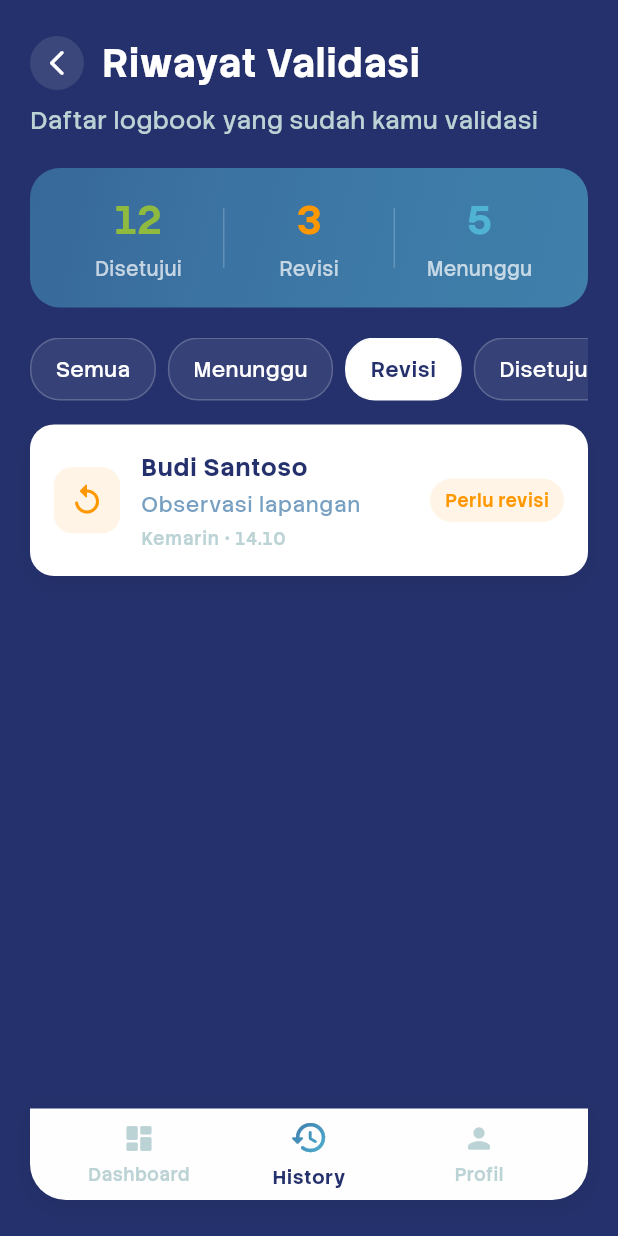
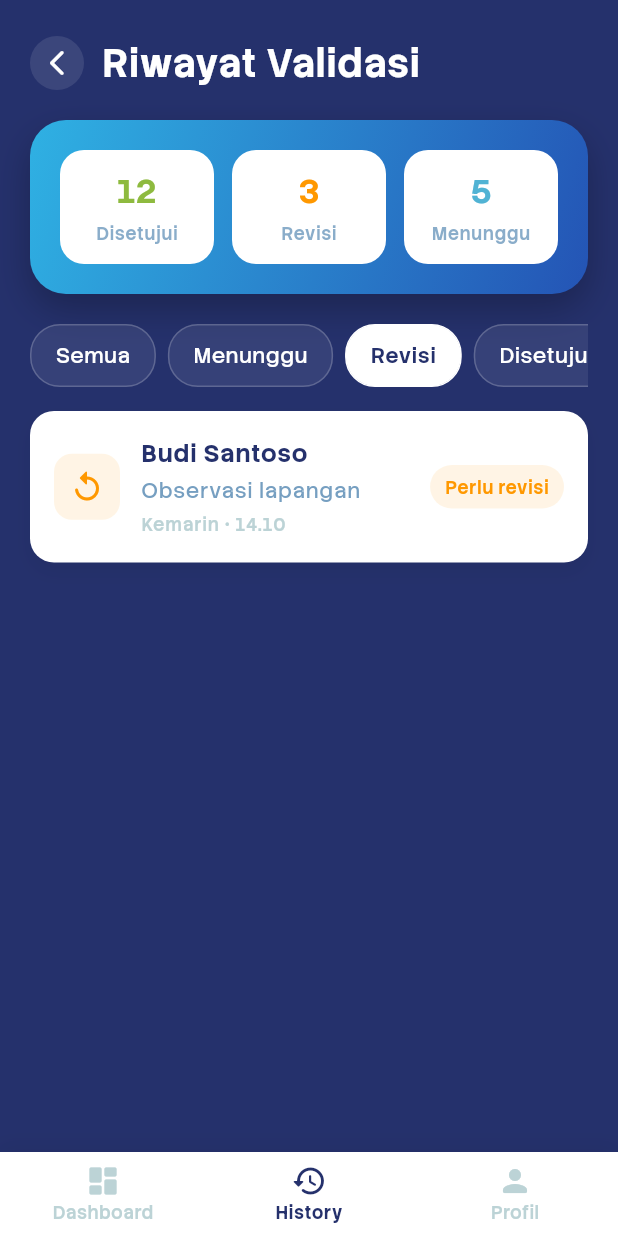
Before and after one commit to jadennatha/SistemBimbinganMagang, a Flutter app: the DosenHomeShell screen opened by its route, item 2 of the bottom bar chosen, after a tap on "Revisi", on a phone screen of 412 x 824 dp. Run offline on Flutter 3.47's test engine with Material 3 defaults, Android fonts, the phone set to English and light mode, and no system bars; our stand-ins replace cloud_firestore, firebase_auth, firebase_core; accounts and stored records are empty.

Commit message:
Update Tampilan Dosen Pembimbing

```diff
--- a/lib/features/dosen/presentation/dosen_dashboard_content.dart
+++ b/lib/features/dosen/presentation/dosen_dashboard_content.dart
@@ -109,7 +109,7 @@ class _DosenDashboardContentState extends State<DosenDashboardContent>
         bottom: false,
         child: SingleChildScrollView(
           physics: const AlwaysScrollableScrollPhysics(),
-          padding: const EdgeInsets.fromLTRB(20, 32, 20, 100),
+          padding: const EdgeInsets.fromLTRB(20, 32, 20, 40),
           child: Column(
             crossAxisAlignment: CrossAxisAlignment.start,
             children: [
@@ -135,25 +135,30 @@ class _DosenDashboardContentState extends State<DosenDashboardContent>
                             fontWeight: FontWeight.w700,
                           ),
                         ),
+                        const SizedBox(height: 4),
+                        Row(
+                          children: [
                             if (_nip.isNotEmpty) ...[
-                          const SizedBox(height: 4),
                               Text(
                                 'NIP: $_nip',
                                 style: textTheme.bodySmall?.copyWith(
                                   color: AppColors.blueGrey,
                                 ),
                               ),
+                              const SizedBox(width: 8),
+                              Container(
+                                width: 1,
+                                height: 12,
+                                color: AppColors.blueGrey.withOpacity(0.5),
+                              ),
+                              const SizedBox(width: 8),
                             ],
-                        const SizedBox(height: 6),
-                        Row(
-                          mainAxisSize: MainAxisSize.min,
-                          children: [
                             const Icon(
                               Icons.verified,
                               size: 14,
                               color: AppColors.greenArrow,
                             ),
-                            const SizedBox(width: 6),
+                            const SizedBox(width: 4),
                             Text(
                               roleLabel,
                               style: textTheme.labelSmall?.copyWith(
@@ -264,35 +269,11 @@ class _DosenDashboardContentState extends State<DosenDashboardContent>
           const SizedBox(height: 20),
           Row(
             children: [
-              _buildMiniStat(
-                context,
-                'Disetujui',
-                '12',
-                AppColors.greenArrow,
-                () {
-                  Navigator.of(context).push(
-                    MaterialPageRoute(
-                      builder: (_) =>
-                          const DosenHistoryScreen(initialFilter: 'Disetujui'),
-                    ),
-                  );
-                },
-              ),
+              _buildMiniStat(context, 'Disetujui', '12', AppColors.greenArrow),
               const SizedBox(width: 12),
-              _buildMiniStat(context, 'Revisi', '3', Colors.orange, () {
-                Navigator.of(context).push(
-                  MaterialPageRoute(
-                    builder: (_) =>
-                        const DosenHistoryScreen(initialFilter: 'Revisi'),
-                  ),
-                );
-              }),
+              _buildMiniStat(context, 'Revisi', '3', Colors.orange),
               const SizedBox(width: 12),
-              _buildMiniStat(context, 'Mahasiswa', '8', AppColors.blueBook, () {
-                ScaffoldMessenger.of(context).showSnackBar(
-                  const SnackBar(content: Text('Fitur belum tersedia')),
-                );
-              }),
+              _buildMiniStat(context, 'Mahasiswa', '8', AppColors.blueBook),
             ],
           ),
         ],
@@ -305,18 +286,14 @@ class _DosenDashboardContentState extends State<DosenDashboardContent>
     String label,
     String value,
     Color color,
-    VoidCallback onTap,
   ) {
     return Expanded(
-      child: Material(
+      child: Container(
+        padding: const EdgeInsets.symmetric(vertical: 12, horizontal: 8),
+        decoration: BoxDecoration(
           color: Colors.white,
           borderRadius: BorderRadius.circular(16),
-        child: InkWell(
-          onTap: onTap,
-          borderRadius: BorderRadius.circular(16),
-          child: Container(
-            padding: const EdgeInsets.symmetric(vertical: 12, horizontal: 8),
-            decoration: BoxDecoration(borderRadius: BorderRadius.circular(16)),
+        ),
         child: Column(
           children: [
             Text(
@@ -337,8 +314,6 @@ class _DosenDashboardContentState extends State<DosenDashboardContent>
               ),
             ),
           ],
-            ),
-          ),
         ),
       ),
     );
@@ -499,6 +474,22 @@ class _DosenDashboardContentState extends State<DosenDashboardContent>
             time: '3 jam lalu',
             color: Colors.orange,
           ),
+          const SizedBox(height: 12),
+          _buildActivityItem(
+            icon: Icons.check_circle_outline,
+            title: 'Logbook disetujui',
+            subtitle: 'Rian - Implementasi fitur',
+            time: 'Yesterday',
+            color: AppColors.greenArrow,
+          ),
+          const SizedBox(height: 12),
+          _buildActivityItem(
+            icon: Icons.edit_note_rounded,
+            title: 'Logbook baru',
+            subtitle: 'Siti - Testing aplikasi',
+            time: '2 days ago',
+            color: AppColors.blueBook,
+          ),
         ],
       ),
     );
@@ -540,16 +531,32 @@ class _DosenDashboardContentState extends State<DosenDashboardContent>
               Text(
                 subtitle,
                 style: TextStyle(
-                  color: AppColors.navy.withOpacity(0.6),
+                  color: AppColors.navy.withOpacity(0.8), // Darker opacity
                   fontSize: 12,
                 ),
               ),
             ],
           ),
         ),
+        Row(
+          mainAxisSize: MainAxisSize.min,
+          crossAxisAlignment: CrossAxisAlignment.center,
+          children: [
+            Icon(
+              Icons.calendar_today_rounded,
+              size: 12,
+              color: AppColors.navy.withOpacity(0.6), // Darker icon
+            ),
+            const SizedBox(width: 4),
             Text(
               time,
-          style: const TextStyle(color: AppColors.blueGrey, fontSize: 11),
+              style: TextStyle(
+                color: AppColors.navy.withOpacity(0.6), // Darker text
+                fontSize: 11,
+                fontWeight: FontWeight.w500,
+              ),
+            ),
+          ],
         ),
       ],
     );
--- a/lib/features/dosen/presentation/dosen_floating_navbar.dart
+++ /dev/null
@@ -1,194 +0,0 @@
-import 'package:flutter/material.dart';
-import '../../../app/app_colors.dart';
-
-class DosenFloatingNavbar extends StatelessWidget {
-  const DosenFloatingNavbar({
-    super.key,
-    required this.currentIndex,
-    required this.onChanged,
-  });
-
-  final int currentIndex;
-  final ValueChanged<int> onChanged;
-
-  static const List<_NavItemData> items = [
-    _NavItemData(
-      icon: Icons.dashboard_rounded,
-      label: 'Dashboard',
-      accent1: AppColors.blueBook,
-      accent2: AppColors.greenArrow,
-    ),
-    _NavItemData(
-      icon: Icons.history_rounded,
-      label: 'History',
-      accent1: AppColors.navy,
-      accent2: AppColors.blueBook,
-    ),
-    _NavItemData(
-      icon: Icons.person_rounded,
-      label: 'Profil',
-      accent1: AppColors.blueGrey,
-      accent2: AppColors.blueBook,
-    ),
-  ];
-
-  @override
-  Widget build(BuildContext context) {
-    return Container(
-      width: double.infinity,
-      padding: const EdgeInsets.symmetric(horizontal: 16, vertical: 8),
-      decoration: BoxDecoration(
-        color: AppColors.white,
-        borderRadius: const BorderRadius.only(
-          topLeft: Radius.circular(0),
-          topRight: Radius.circular(0),
-          bottomLeft: Radius.circular(24),
-          bottomRight: Radius.circular(24),
-        ),
-        boxShadow: [
-          BoxShadow(
-            color: Colors.black.withOpacity(0.08),
-            blurRadius: 12,
-            offset: const Offset(0, 4),
-          ),
-        ],
-      ),
-      child: Row(
-        children: List.generate(items.length, (index) {
-          final data = items[index];
-          final bool selected = index == currentIndex;
-
-          return Expanded(
-            child: _NavItem(
-              data: data,
-              selected: selected,
-              onTap: () => onChanged(index),
-            ),
-          );
-        }),
-      ),
-    );
-  }
-}
-
-class _NavItemData {
-  const _NavItemData({
-    required this.icon,
-    required this.label,
-    required this.accent1,
-    required this.accent2,
-  });
-
-  final IconData icon;
-  final String label;
-  final Color accent1;
-  final Color accent2;
-}
-
-class _NavItem extends StatefulWidget {
-  const _NavItem({
-    required this.data,
-    required this.selected,
-    required this.onTap,
-  });
-
-  final _NavItemData data;
-  final bool selected;
-  final VoidCallback onTap;
-
-  @override
-  State<_NavItem> createState() => _NavItemState();
-}
-
-class _NavItemState extends State<_NavItem>
-    with SingleTickerProviderStateMixin {
-  late final AnimationController _controller;
-  late final Animation<double> _scale;
-
-  @override
-  void initState() {
-    super.initState();
-    _controller = AnimationController(
-      vsync: this,
-      duration: const Duration(milliseconds: 180),
-      value: widget.selected ? 1.0 : 0.0,
-    );
-    _scale = Tween<double>(
-      begin: 1.0,
-      end: 1.08,
-    ).animate(CurvedAnimation(parent: _controller, curve: Curves.easeOutCubic));
-  }
-
-  @override
-  void didUpdateWidget(covariant _NavItem oldWidget) {
-    super.didUpdateWidget(oldWidget);
-    if (!oldWidget.selected && widget.selected) {
-      _controller.forward(from: 0.0);
-    } else if (oldWidget.selected && !widget.selected) {
-      _controller.reverse();
-    }
-  }
-
-  @override
-  void dispose() {
-    _controller.dispose();
-    super.dispose();
-  }
-
-  @override
-  Widget build(BuildContext context) {
-    final Color textColor = widget.selected
-        ? AppColors.navyDark
-        : AppColors.blueGrey;
-
-    return GestureDetector(
-      onTap: widget.onTap,
-      child: ScaleTransition(
-        scale: _scale,
-        child: Column(
-          mainAxisSize: MainAxisSize.min,
-          children: [
-            _ColoredIcon(data: widget.data, selected: widget.selected),
-            const SizedBox(height: 4),
-            Text(
-              widget.data.label,
-              maxLines: 1,
-              overflow: TextOverflow.ellipsis,
-              style: TextStyle(
-                fontSize: 11,
-                color: textColor,
-                fontWeight: widget.selected ? FontWeight.w700 : FontWeight.w500,
-              ),
-            ),
-          ],
-        ),
-      ),
-    );
-  }
-}
-
-class _ColoredIcon extends StatelessWidget {
-  const _ColoredIcon({required this.data, required this.selected});
-
-  final _NavItemData data;
-  final bool selected;
-
-  @override
-  Widget build(BuildContext context) {
-    if (!selected) {
-      return Icon(data.icon, size: 22, color: AppColors.blueGrey);
-    }
-
-    return ShaderMask(
-      shaderCallback: (Rect bounds) {
-        return LinearGradient(
-          colors: [data.accent1, data.accent2],
-          begin: Alignment.topLeft,
-          end: Alignment.bottomRight,
-        ).createShader(bounds);
-      },
-      blendMode: BlendMode.srcIn,
-      child: Icon(data.icon, size: 24, color: Colors.white),
-    );
-  }
-}
--- a/lib/features/dosen/presentation/dosen_history_screen.dart
+++ b/lib/features/dosen/presentation/dosen_history_screen.dart
@@ -109,13 +109,6 @@ class _DosenHistoryScreenState extends State<DosenHistoryScreen>
                     ),
                   ],
                 ),
-                const SizedBox(height: 8),
-                Text(
-                  'Daftar logbook yang sudah kamu validasi',
-                  style: textTheme.bodyMedium?.copyWith(
-                    color: AppColors.blueGrey,
-                  ),
-                ),
 
                 const SizedBox(height: 20),
 
@@ -202,24 +195,29 @@ class _DosenHistoryScreenState extends State<DosenHistoryScreen>
 
   Widget _buildStatsBar(TextTheme textTheme) {
     return Container(
-      padding: const EdgeInsets.all(16),
+      width: double.infinity,
+      padding: const EdgeInsets.all(20),
       decoration: BoxDecoration(
-        gradient: LinearGradient(
-          colors: [
-            AppColors.navy.withOpacity(0.8),
-            AppColors.blueBook.withOpacity(0.6),
-          ],
+        borderRadius: BorderRadius.circular(24),
+        gradient: const LinearGradient(
+          colors: [Color(0xFF2FB1E3), Color(0xFF2454B5)],
           begin: Alignment.topLeft,
           end: Alignment.bottomRight,
         ),
-        borderRadius: BorderRadius.circular(20),
+        boxShadow: [
+          BoxShadow(
+            color: Colors.black.withOpacity(0.25),
+            blurRadius: 20,
+            offset: const Offset(0, 10),
+          ),
+        ],
       ),
       child: Row(
         children: [
           _buildStatItem('12', 'Disetujui', AppColors.greenArrow),
-          _buildDivider(),
+          const SizedBox(width: 12),
           _buildStatItem('3', 'Revisi', Colors.orange),
-          _buildDivider(),
+          const SizedBox(width: 12),
           _buildStatItem('5', 'Menunggu', AppColors.blueBook),
         ],
       ),
@@ -228,13 +226,19 @@ class _DosenHistoryScreenState extends State<DosenHistoryScreen>
 
   Widget _buildStatItem(String value, String label, Color color) {
     return Expanded(
+      child: Container(
+        padding: const EdgeInsets.symmetric(vertical: 12, horizontal: 8),
+        decoration: BoxDecoration(
+          color: Colors.white,
+          borderRadius: BorderRadius.circular(16),
+        ),
         child: Column(
           children: [
             Text(
               value,
               style: TextStyle(
                 color: color,
-              fontSize: 24,
+                fontSize: 20,
                 fontWeight: FontWeight.w700,
               ),
             ),
@@ -242,20 +246,14 @@ class _DosenHistoryScreenState extends State<DosenHistoryScreen>
             Text(
               label,
               style: TextStyle(
-              color: Colors.white.withOpacity(0.7),
-              fontSize: 12,
+                color: AppColors.navy.withOpacity(0.6),
+                fontSize: 11,
+                fontWeight: FontWeight.w600,
               ),
             ),
           ],
         ),
-    );
-  }
-
-  Widget _buildDivider() {
-    return Container(
-      width: 1,
-      height: 40,
-      color: Colors.white.withOpacity(0.2),
+      ),
     );
   }
 }
@@ -400,7 +398,7 @@ class _HistoryCard extends StatelessWidget {
                   ),
                   decoration: BoxDecoration(
                     color: _statusColor.withOpacity(0.1),
-                    borderRadius: BorderRadius.circular(20),
+                    borderRadius: BorderRadius.circular(999),
                   ),
                   child: Text(
                     item.statusLabel,
--- a/lib/features/dosen/presentation/dosen_home_shell.dart
+++ b/lib/features/dosen/presentation/dosen_home_shell.dart
@@ -1,7 +1,6 @@
 import 'package:flutter/material.dart';
 
 import '../../../app/app_colors.dart';
-import 'dosen_floating_navbar.dart';
 import 'dosen_main_screen.dart';
 import 'dosen_history_screen.dart';
 import 'dosen_profile_screen.dart';
@@ -40,18 +39,49 @@ class _DosenHomeShellState extends State<DosenHomeShell> {
   Widget build(BuildContext context) {
     return Scaffold(
       backgroundColor: AppColors.background,
-      extendBody: true,
-      // IndexedStack supaya state tiap tab tetap tersimpan
       body: IndexedStack(index: _currentIndex, children: _pages),
-      // navbar melayang di bawah
-      bottomNavigationBar: SafeArea(
-        top: false,
-        child: Padding(
-          padding: const EdgeInsets.fromLTRB(20, 0, 20, 24),
-          child: DosenFloatingNavbar(
-            currentIndex: _currentIndex,
-            onChanged: _onNavChanged,
+      bottomNavigationBar: Container(
+        decoration: BoxDecoration(
+          color: Colors.white,
+          boxShadow: [
+            BoxShadow(
+              color: Colors.black.withOpacity(0.05),
+              blurRadius: 10,
+              offset: const Offset(0, -4),
+            ),
+          ],
+        ),
+        child: BottomNavigationBar(
+          currentIndex: _currentIndex,
+          onTap: _onNavChanged,
+          backgroundColor: Colors.white,
+          selectedItemColor: AppColors.navyDark,
+          unselectedItemColor: AppColors.blueGrey,
+          showUnselectedLabels: true,
+          type: BottomNavigationBarType.fixed,
+          selectedLabelStyle: const TextStyle(
+            fontWeight: FontWeight.w700,
+            fontSize: 12,
           ),
+          unselectedLabelStyle: const TextStyle(
+            fontWeight: FontWeight.w500,
+            fontSize: 12,
+          ),
+          elevation: 0,
+          items: const [
+            BottomNavigationBarItem(
+              icon: Icon(Icons.dashboard_rounded),
+              label: 'Dashboard',
+            ),
+            BottomNavigationBarItem(
+              icon: Icon(Icons.history_rounded),
+              label: 'History',
+            ),
+            BottomNavigationBarItem(
+              icon: Icon(Icons.person_rounded),
+              label: 'Profil',
+            ),
+          ],
         ),
       ),
     );
--- a/lib/features/dosen/presentation/logbook_validation_list_screen.dart
+++ b/lib/features/dosen/presentation/logbook_validation_list_screen.dart
@@ -109,10 +109,18 @@ class _LogbookValidationListScreenState
   }
 
   List<LogbookValidationItem> _filteredItems() {
-    if (_filter == null) return demoLogbookValidationItems;
-    return demoLogbookValidationItems
-        .where((e) => e.status == _filter)
+    // Filter out approved items entirely from this screen
+    final pendingOrRevision = demoLogbookValidationItems
+        .where(
+          (e) =>
+              e.status == LogbookStatus.waiting ||
+              e.status == LogbookStatus.revision,
+        )
         .toList();
+
+    if (_filter == null) return pendingOrRevision;
+
+    return pendingOrRevision.where((e) => e.status == _filter).toList();
   }
 }
 
@@ -196,11 +204,6 @@ class _SummaryCard extends StatelessWidget {
             count: summary.revisionCount,
             dotColor: const Color(0xFFFFD18A),
           ),
-          _SummaryLine(
-            label: 'Sudah disetujui',
-            count: summary.approvedCount,
-            dotColor: const Color(0xFFB5F0BE),
-          ),
         ],
       ),
     );
@@ -277,13 +280,6 @@ class _StatusFilterRow extends StatelessWidget {
           label: 'Revisi',
           selected: current == LogbookStatus.revision,
           onTap: () => onChanged(LogbookStatus.revision),
-          textTheme: textTheme,
-        ),
-        const SizedBox(width: 8),
-        _FilterChip(
-          label: 'Disetujui',
-          selected: current == LogbookStatus.approved,
-          onTap: () => onChanged(LogbookStatus.approved),
           textTheme: textTheme,
         ),
         const SizedBox(width: 8),
@@ -368,7 +364,7 @@ class _LogbookTile extends StatelessWidget {
         borderRadius: BorderRadius.circular(18),
         onTap: onTap,
         child: Padding(
-          padding: const EdgeInsets.all(14),
+          padding: const EdgeInsets.all(16),
           child: Row(
             children: [
               Container(
```
Also changed, not shown: 1 other file. Lines whose indentation alone changed are shown as unchanged.
